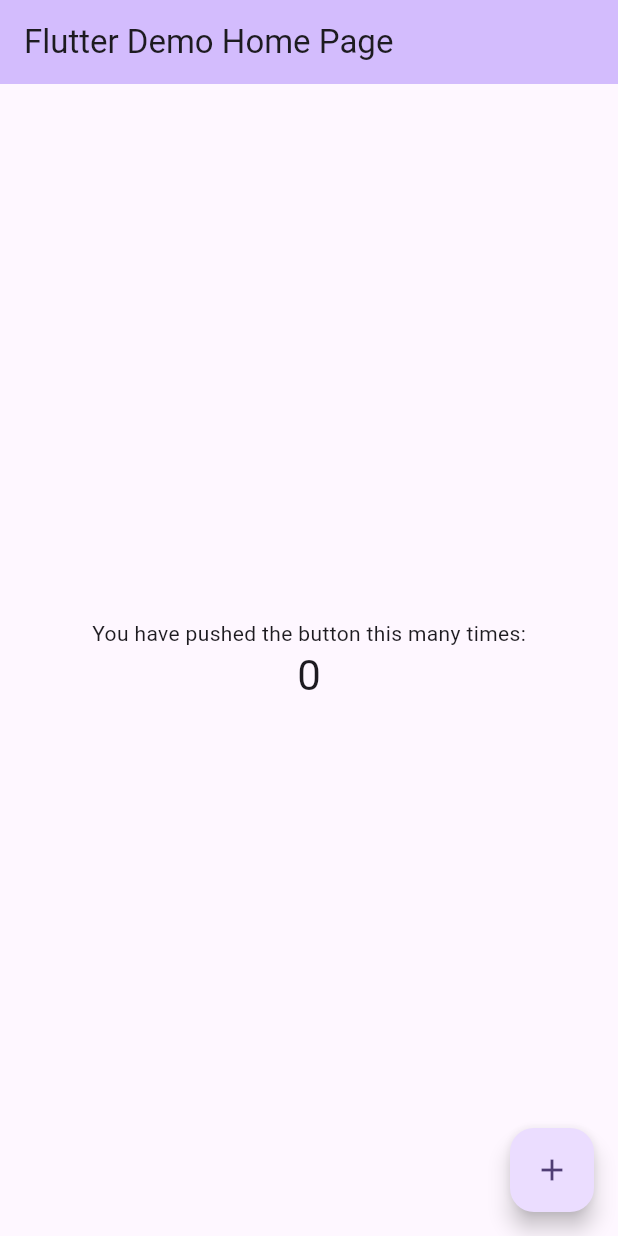
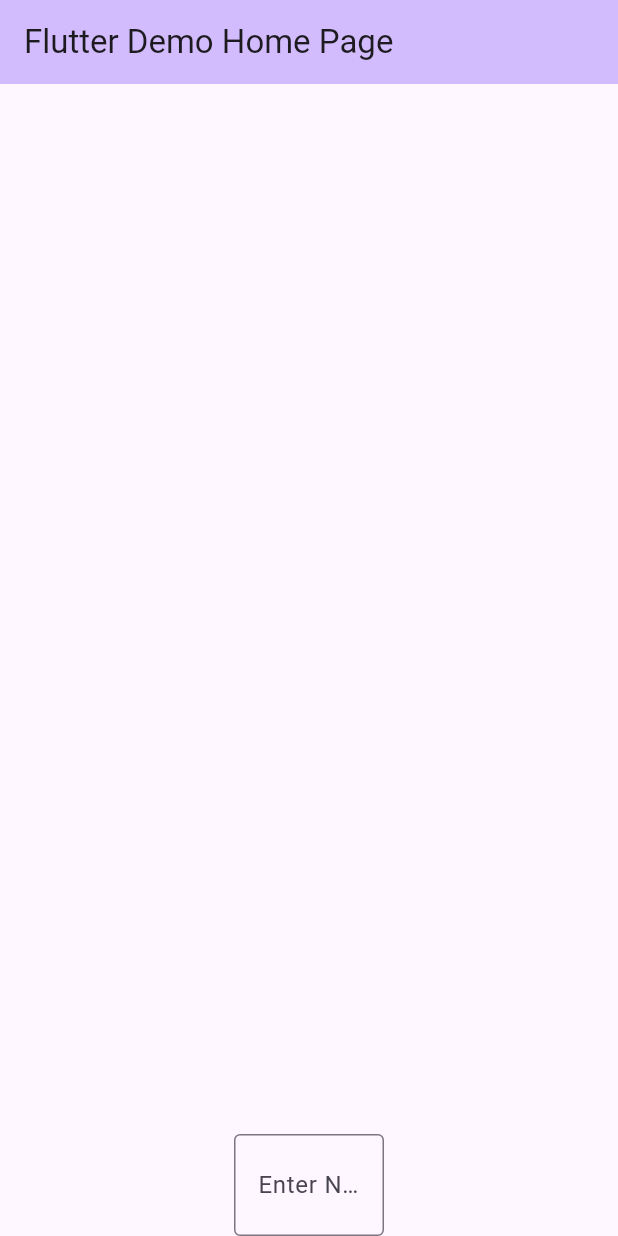
Before and after one commit to divory2/calculator_App, a Flutter app: the screen it shows after launch, on a phone screen of 412 x 824 dp. Run offline on Flutter 3.47's test engine with Material 3 defaults, Android fonts, the phone set to English and light mode, and no system bars.

Commit message:
added containers for answer and input fields for calculator

```diff
--- a/homework_2/calculator_app/lib/main.dart
+++ b/homework_2/calculator_app/lib/main.dart
@@ -54,18 +54,54 @@ class MyHomePage extends StatefulWidget {
 }
 
 class _MyHomePageState extends State<MyHomePage> {
-  int _counter = 0;
 
-  void _incrementCounter() {
-    setState(() {
-      // This call to setState tells the Flutter framework that something has
-      // changed in this State, which causes it to rerun the build method below
-      // so that the display can reflect the updated values. If we changed
-      // _counter without calling setState(), then the build method would not be
-      // called again, and so nothing would appear to happen.
-      _counter++;
-    });
-  }
+  var input ='';
+  var answer = '';
+  int userInput = 0;
+
+  final List <String> calculatorButtons= [
+    'C',
+    '+/-',
+    '%',
+    'DEL',
+    '7',
+    '8',
+    '9',
+    '/',
+    '4',
+    '5',
+    '6',
+    'x',
+    '1',
+    '2',
+    '3',
+    '-',
+    '0',
+    '.',
+    '=',
+    '+', //list that contains all the buttons for calculator
+
+  ];
+
+  // @override
+  // void initState(){
+  //   // TODO: implement ==
+  //   setState(() {
+  //     String input = '';
+
+  //   });
+  // }
+
+  // void _incrementCounter() {
+  //   setState(() {
+  //     // This call to setState tells the Flutter framework that something has
+  //     // changed in this State, which causes it to rerun the build method below
+  //     // so that the display can reflect the updated values. If we changed
+  //     // _counter without calling setState(), then the build method would not be
+  //     // called again, and so nothing would appear to happen.
+  //     _counter++;
+  //   });
+  // }
 
   @override
   Widget build(BuildContext context) {
@@ -104,19 +140,65 @@ class _MyHomePageState extends State<MyHomePage> {
           // wireframe for each widget.
           mainAxisAlignment: MainAxisAlignment.center,
           children: <Widget>[
-            const Text('You have pushed the button this many times:'),
-            Text(
-              '$_counter',
+            Expanded(child: Column(
+              mainAxisAlignment: MainAxisAlignment.spaceEvenly,
+              children: [
+                Container(
+                  padding: EdgeInsets.all(20),
+                  alignment: Alignment.centerRight,
+                  child: Text(
+                    input,
+                    style: TextStyle(fontSize: 18,
+                    color: Colors.white),
+
+
+
+                  ),
+
+
+                ),
+                Container(
+                  padding: EdgeInsets.all(15),
+                  alignment: Alignment.centerRight,
+                  child: Text(
+                    answer,
+                    style: TextStyle(fontSize: 30,
+                    color: Colors.white,
+                    fontWeight: FontWeight.bold),
+
+
+                  ),
+                ),
+              ],
+            ),)
+            ,
+            SizedBox(
+              width: 100,
+              child: TextField(
+              onChanged: (value){
+                setState(() {
+                  userInput = int.tryParse(value)!;
+                });
+
+              },
+               decoration: const InputDecoration(
+                  labelText: 'Enter Number',
+                  hintText: 'Type or press desired value',
+                  border: OutlineInputBorder(),
+                ),
               style: Theme.of(context).textTheme.headlineMedium,
             ),
+            ),
+
+
           ],
         ),
       ),
-      floatingActionButton: FloatingActionButton(
-        onPressed: _incrementCounter,
-        tooltip: 'Increment',
-        child: const Icon(Icons.add),
-      ), // This trailing comma makes auto-formatting nicer for build methods.
+      // floatingActionButton: FloatingActionButton(
+      //   onPressed: _incrementCounter,
+      //   tooltip: 'Increment',
+      //   child: const Icon(Icons.add),
+      // ), // This trailing comma makes auto-formatting nicer for build methods.
     );
   }
 }
```
